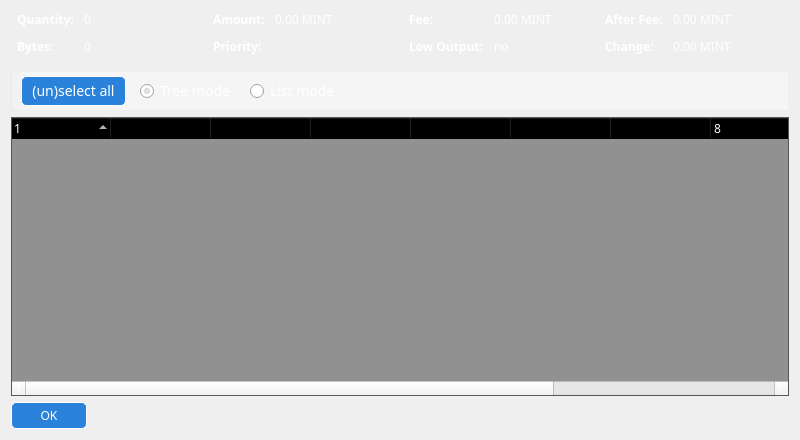
Above: src/qt/forms/coincontroldialog.ui from CryptoHelp/PreminePlus before the change. Below: the same form after it.
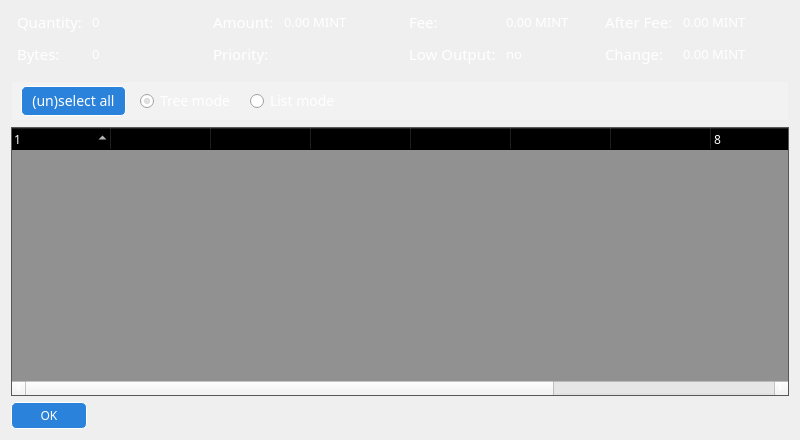
That is the form after the change. Icons and pictures are not drawn. Custom widgets are drawn as their Qt base class.

Diff of the .ui file:
```diff
--- a/src/qt/forms/coincontroldialog.ui
+++ b/src/qt/forms/coincontroldialog.ui
@@ -47,8 +47,16 @@
        </property>
        <item row="0" column="0">
         <widget class="QLabel" name="labelCoinControlQuantityText">
+         <property name="font">
+          <font>
+           <family>impact</family>
+           <pointsize>11</pointsize>
+           <weight>50</weight>
+           <bold>false</bold>
+          </font>
+         </property>
          <property name="styleSheet">
-          <string notr="true">font-weight:bold;background:none;</string>
+          <string notr="true">background:none;</string>
          </property>
          <property name="text">
           <string>Quantity:</string>
@@ -60,6 +68,7 @@
          <property name="font">
           <font>
            <family>impact</family>
+           <pointsize>10</pointsize>
           </font>
          </property>
          <property name="cursor">
@@ -81,8 +90,16 @@
        </item>
        <item row="1" column="0">
         <widget class="QLabel" name="labelCoinControlBytesText">
+         <property name="font">
+          <font>
+           <family>impact</family>
+           <pointsize>11</pointsize>
+           <weight>50</weight>
+           <bold>false</bold>
+          </font>
+         </property>
          <property name="styleSheet">
-          <string notr="true">font-weight:bold;background:none;</string>
+          <string notr="true">background:none;</string>
          </property>
          <property name="text">
           <string>Bytes:</string>
@@ -94,6 +111,7 @@
          <property name="font">
           <font>
            <family>impact</family>
+           <pointsize>10</pointsize>
           </font>
          </property>
          <property name="cursor">
@@ -103,7 +121,7 @@
           <enum>Qt::ActionsContextMenu</enum>
          </property>
          <property name="styleSheet">
-          <string notr="true">background:none;</string>
+          <string notr="true">background:rgba(0,0,0,0) !important;</string>
          </property>
          <property name="text">
           <string>0</string>
@@ -131,8 +149,16 @@
        </property>
        <item row="0" column="0">
         <widget class="QLabel" name="labelCoinControlAmountText">
+         <property name="font">
+          <font>
+           <family>impact</family>
+           <pointsize>11</pointsize>
+           <weight>50</weight>
+           <bold>false</bold>
+          </font>
+         </property>
          <property name="styleSheet">
-          <string notr="true">font-weight:bold;background:none;</string>
+          <string notr="true">background:none;</string>
          </property>
          <property name="text">
           <string>Amount:</string>
@@ -144,6 +170,7 @@
          <property name="font">
           <font>
            <family>impact</family>
+           <pointsize>10</pointsize>
           </font>
          </property>
          <property name="cursor">
@@ -165,8 +192,16 @@
        </item>
        <item row="1" column="0">
         <widget class="QLabel" name="labelCoinControlPriorityText">
+         <property name="font">
+          <font>
+           <family>impact</family>
+           <pointsize>11</pointsize>
+           <weight>50</weight>
+           <bold>false</bold>
+          </font>
+         </property>
          <property name="styleSheet">
-          <string notr="true">font-weight:bold;background:none;</string>
+          <string notr="true">background:none;</string>
          </property>
          <property name="text">
           <string>Priority:</string>
@@ -178,6 +213,7 @@
          <property name="font">
           <font>
            <family>impact</family>
+           <pointsize>10</pointsize>
           </font>
          </property>
          <property name="cursor">
@@ -215,8 +251,16 @@
        </property>
        <item row="0" column="0">
         <widget class="QLabel" name="labelCoinControlFeeText">
+         <property name="font">
+          <font>
+           <family>impact</family>
+           <pointsize>11</pointsize>
+           <weight>50</weight>
+           <bold>false</bold>
+          </font>
+         </property>
          <property name="styleSheet">
-          <string notr="true">font-weight:bold;background:none;</string>
+          <string notr="true">background:none;</string>
          </property>
          <property name="text">
           <string>Fee:</string>
@@ -228,6 +272,7 @@
          <property name="font">
           <font>
            <family>impact</family>
+           <pointsize>10</pointsize>
           </font>
          </property>
          <property name="cursor">
@@ -252,8 +297,16 @@
          <property name="enabled">
           <bool>false</bool>
          </property>
+         <property name="font">
+          <font>
+           <family>impact</family>
+           <pointsize>11</pointsize>
+           <weight>50</weight>
+           <bold>false</bold>
+          </font>
+         </property>
          <property name="styleSheet">
-          <string notr="true">font-weight:bold;background:none;</string>
+          <string notr="true">background:none;</string>
          </property>
          <property name="text">
           <string>Low Output:</string>
@@ -268,6 +321,7 @@
          <property name="font">
           <font>
            <family>impact</family>
+           <pointsize>10</pointsize>
           </font>
          </property>
          <property name="cursor">
@@ -305,8 +359,16 @@
        </property>
        <item row="0" column="0">
         <widget class="QLabel" name="labelCoinControlAfterFeeText">
+         <property name="font">
+          <font>
+           <family>impact</family>
+           <pointsize>11</pointsize>
+           <weight>50</weight>
+           <bold>false</bold>
+          </font>
+         </property>
          <property name="styleSheet">
-          <string notr="true">font-weight:bold;background:none;</string>
+          <string notr="true">background:none;</string>
          </property>
          <property name="text">
           <string>After Fee:</string>
@@ -318,6 +380,7 @@
          <property name="font">
           <font>
            <family>impact</family>
+           <pointsize>10</pointsize>
           </font>
          </property>
          <property name="cursor">
@@ -342,8 +405,16 @@
          <property name="enabled">
           <bool>false</bool>
          </property>
+         <property name="font">
+          <font>
+           <family>impact</family>
+           <pointsize>11</pointsize>
+           <weight>50</weight>
+           <bold>false</bold>
+          </font>
+         </property>
          <property name="styleSheet">
-          <string notr="true">font-weight:bold;background:none;</string>
+          <string notr="true">background:none;</string>
          </property>
          <property name="text">
           <string>Change:</string>
@@ -358,6 +429,7 @@
          <property name="font">
           <font>
            <family>impact</family>
+           <pointsize>10</pointsize>
           </font>
          </property>
          <property name="cursor">
@@ -396,7 +468,7 @@
       </font>
      </property>
      <property name="styleSheet">
-      <string notr="true">background: rgba(255,255,255,50);color:white;font-family:impact;font-size:14px;</string>
+      <string notr="true">background: rgba(255,255,255,25);color:white;font-family:impact;font-size:14px;</string>
      </property>
      <property name="frameShape">
       <enum>QFrame::StyledPanel</enum>
@@ -407,7 +479,7 @@
      <widget class="QWidget" name="horizontalLayoutWidget">
       <property name="geometry">
        <rect>
-        <x>10</x>
+        <x>0</x>
         <y>0</y>
         <width>781</width>
         <height>41</height>
@@ -426,7 +498,7 @@
           </sizepolicy>
          </property>
          <property name="styleSheet">
-          <string notr="true">background: #2a82db; color: white; border-radius: 5px; padding:4px 10px;border:1px solid white;</string>
+          <string notr="true">background: #2a82db; color: white; border-radius: 5px; padding:4px 10px;border:1px solid white;margin-left:10px;</string>
          </property>
          <property name="text">
           <string>(un)select all</string>
@@ -491,7 +563,7 @@
       <enum>Qt::CustomContextMenu</enum>
      </property>
      <property name="styleSheet">
-      <string notr="true">background:rgba(0,0,0,100);</string>
+      <string notr="true">background: rgba(0,0,0,100) !important;</string>
      </property>
      <property name="frameShape">
       <enum>QFrame::StyledPanel</enum>
@@ -539,11 +611,12 @@
      </column>
      <column>
       <property name="text">
-       <string>Amount</string>
+       <string> Amount</string>
       </property>
       <property name="font">
        <font>
         <family>Impact</family>
+        <pointsize>10</pointsize>
         <weight>50</weight>
         <bold>false</bold>
        </font>
@@ -567,11 +640,12 @@
      </column>
      <column>
       <property name="text">
-       <string>Label</string>
+       <string> Label</string>
       </property>
       <property name="font">
        <font>
         <family>Impact</family>
+        <pointsize>10</pointsize>
        </font>
       </property>
       <property name="foreground">
@@ -586,11 +660,12 @@
      </column>
      <column>
       <property name="text">
-       <string>Address</string>
+       <string> Address</string>
       </property>
       <property name="font">
        <font>
         <family>Impact</family>
+        <pointsize>10</pointsize>
        </font>
       </property>
       <property name="foreground">
@@ -605,11 +680,14 @@
      </column>
      <column>
       <property name="text">
-       <string>Date</string>
+       <string> Date</string>
       </property>
       <property name="font">
        <font>
         <family>Impact</family>
+        <pointsize>10</pointsize>
+        <weight>50</weight>
+        <bold>false</bold>
        </font>
       </property>
       <property name="foreground">
@@ -624,7 +702,7 @@
      </column>
      <column>
       <property name="text">
-       <string>Confirmations</string>
+       <string> Confirmations</string>
       </property>
       <property name="toolTip">
        <string>Confirmed</string>
@@ -632,6 +710,9 @@
       <property name="font">
        <font>
         <family>Impact</family>
+        <pointsize>10</pointsize>
+        <weight>50</weight>
+        <bold>false</bold>
        </font>
       </property>
       <property name="foreground">
@@ -646,11 +727,12 @@
      </column>
      <column>
       <property name="text">
-       <string>Priority</string>
+       <string> Priority</string>
       </property>
       <property name="font">
        <font>
         <family>Impact</family>
+        <pointsize>10</pointsize>
        </font>
       </property>
       <property name="foreground">
```
Left out of the diff: 4 changed lines with no effect on the pictures.
